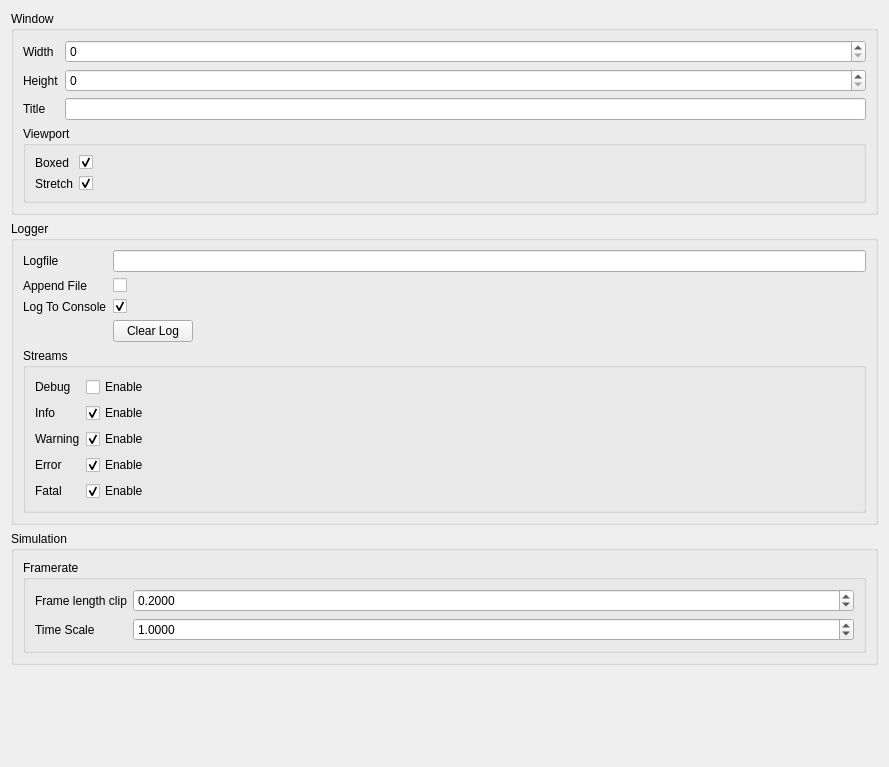
RyanDeBarros/Olympian, file editor/ui/tabs/ProjectSettings.ui: the form before one commit.
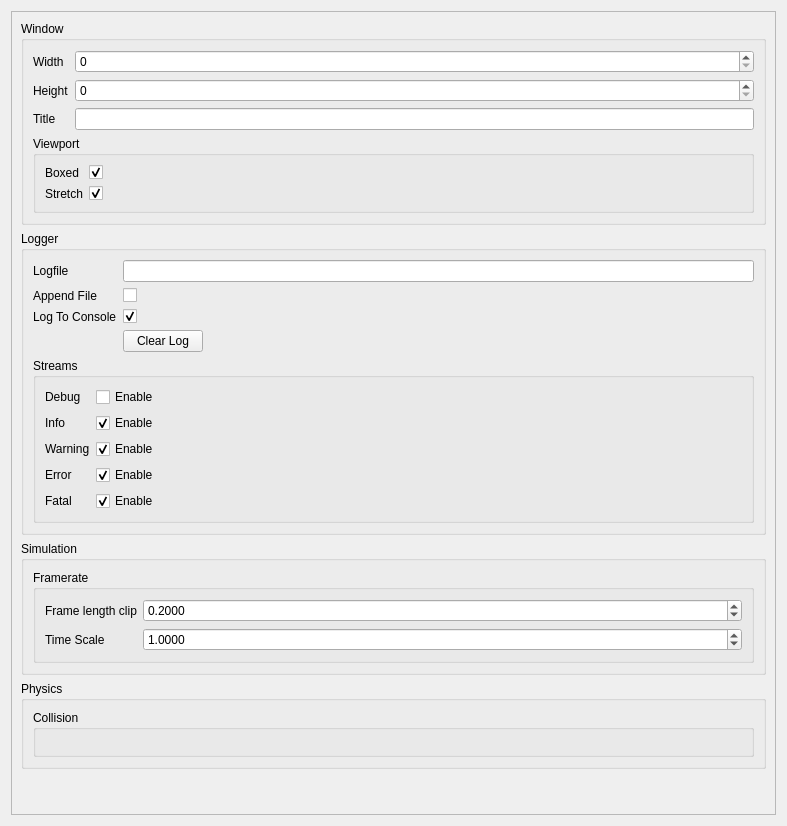
The form after the commit. Custom widgets are drawn as their Qt base class.

Commit message: Implemented CollapsibleBox in editor, and added skeleton for collision masks/layers.

What changed in the file:
```diff
--- a/editor/ui/tabs/ProjectSettings.ui
+++ b/editor/ui/tabs/ProjectSettings.ui
@@ -6,14 +6,29 @@
    <rect>
     <x>0</x>
     <y>0</y>
-    <width>889</width>
-    <height>767</height>
+    <width>787</width>
+    <height>826</height>
    </rect>
   </property>
   <property name="windowTitle">
    <string>Form</string>
   </property>
-  <layout class="QVBoxLayout" name="verticalLayout_7">
+  <layout class="QVBoxLayout" name="verticalLayout_10">
+   <item>
+    <widget class="QScrollArea" name="scrollArea">
+     <property name="widgetResizable">
+      <bool>true</bool>
+     </property>
+     <widget class="QWidget" name="scrollAreaWidgetContents">
+      <property name="geometry">
+       <rect>
+        <x>0</x>
+        <y>0</y>
+        <width>767</width>
+        <height>806</height>
+       </rect>
+      </property>
+      <layout class="QVBoxLayout" name="verticalLayout_9">
    <item>
     <widget class="QGroupBox" name="groupBox">
      <property name="title">
@@ -363,6 +378,44 @@
      </layout>
     </widget>
    </item>
+       <item>
+        <widget class="QGroupBox" name="groupBox_7">
+         <property name="title">
+          <string>Physics</string>
+         </property>
+         <layout class="QVBoxLayout" name="verticalLayout_8">
+          <item>
+           <widget class="QGroupBox" name="groupBox_8">
+            <property name="title">
+             <string>Collision</string>
+            </property>
+            <layout class="QVBoxLayout" name="verticalLayout_7">
+             <item>
+              <widget class="CollapsibleBox" name="collisionMasksCollapsibleBox">
+               <property name="frameShape">
+                <enum>QFrame::Shape::StyledPanel</enum>
+               </property>
+               <property name="frameShadow">
+                <enum>QFrame::Shadow::Raised</enum>
+               </property>
+              </widget>
+             </item>
+             <item>
+              <widget class="CollapsibleBox" name="collisionLayersCollapsibleBox">
+               <property name="frameShape">
+                <enum>QFrame::Shape::StyledPanel</enum>
+               </property>
+               <property name="frameShadow">
+                <enum>QFrame::Shadow::Raised</enum>
+               </property>
+              </widget>
+             </item>
+            </layout>
+           </widget>
+          </item>
+         </layout>
+        </widget>
+       </item>
    <item>
     <spacer name="verticalSpacer">
      <property name="orientation">
@@ -371,13 +424,25 @@
      <property name="sizeHint" stdset="0">
       <size>
        <width>20</width>
-       <height>40</height>
+           <height>23</height>
       </size>
      </property>
     </spacer>
    </item>
   </layout>
  </widget>
+    </widget>
+   </item>
+  </layout>
+ </widget>
+ <customwidgets>
+  <customwidget>
+   <class>CollapsibleBox</class>
+   <extends>QFrame</extends>
+   <header location="global">editor.core.CollapsibleBox</header>
+   <container>1</container>
+  </customwidget>
+ </customwidgets>
  <resources/>
  <connections/>
 </ui>
```
Lines whose indentation alone changed are shown as unchanged. The commit also changes 4 other files.
